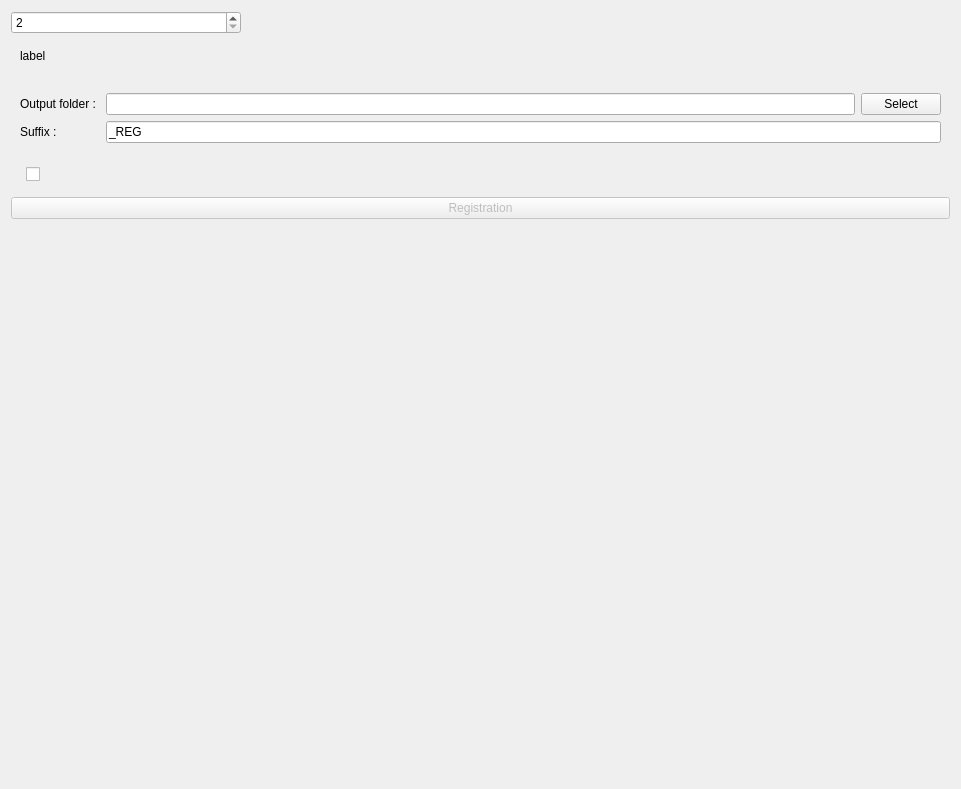
Before: the Qt Designer form FlexReg/Resources/UI/ButterfkyPatch.ui in DCBIA-OrthoLab/SlicerAutomatedDentalTools, drawn with Qt 5.
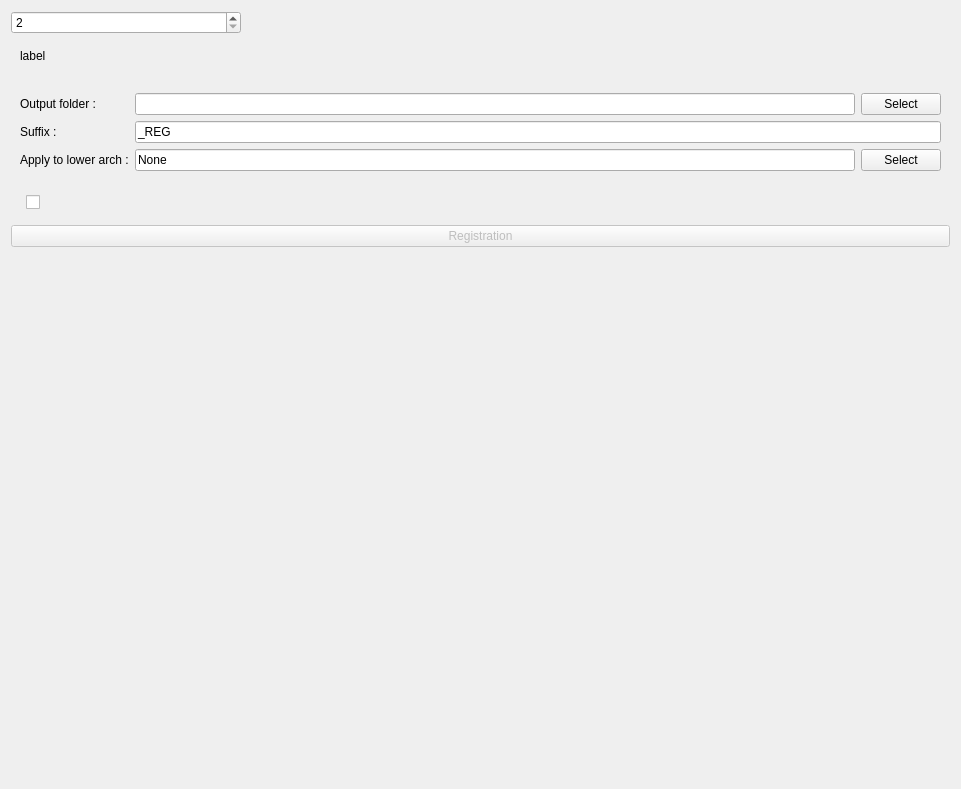
After: the same form once the commit is applied. Custom widgets are drawn as their Qt base class.

Commit message: ENH : add apply to lower scan

What changed in the file:
```diff
--- a/FlexReg/Resources/UI/ButterfkyPatch.ui
+++ b/FlexReg/Resources/UI/ButterfkyPatch.ui
@@ -117,6 +117,31 @@
         </property>
        </widget>
       </item>
+      <item row="6" column="0">
+       <widget class="QLabel" name="label_5">
+        <property name="text">
+         <string>Apply to lower arch :</string>
+        </property>
+       </widget>
+      </item>
+      <item row="6" column="1">
+       <layout class="QHBoxLayout" name="horizontalLayout_4">
+        <item>
+         <widget class="QLineEdit" name="lineEditLowerArch">
+          <property name="text">
+           <string>None</string>
+          </property>
+         </widget>
+        </item>
+        <item>
+         <widget class="QPushButton" name="ButtonLowerArch">
+          <property name="text">
+           <string>Select</string>
+          </property>
+         </widget>
+        </item>
+       </layout>
+      </item>
      </layout>
     </widget>
    </item>
```
The commit also changes 3 other files.
